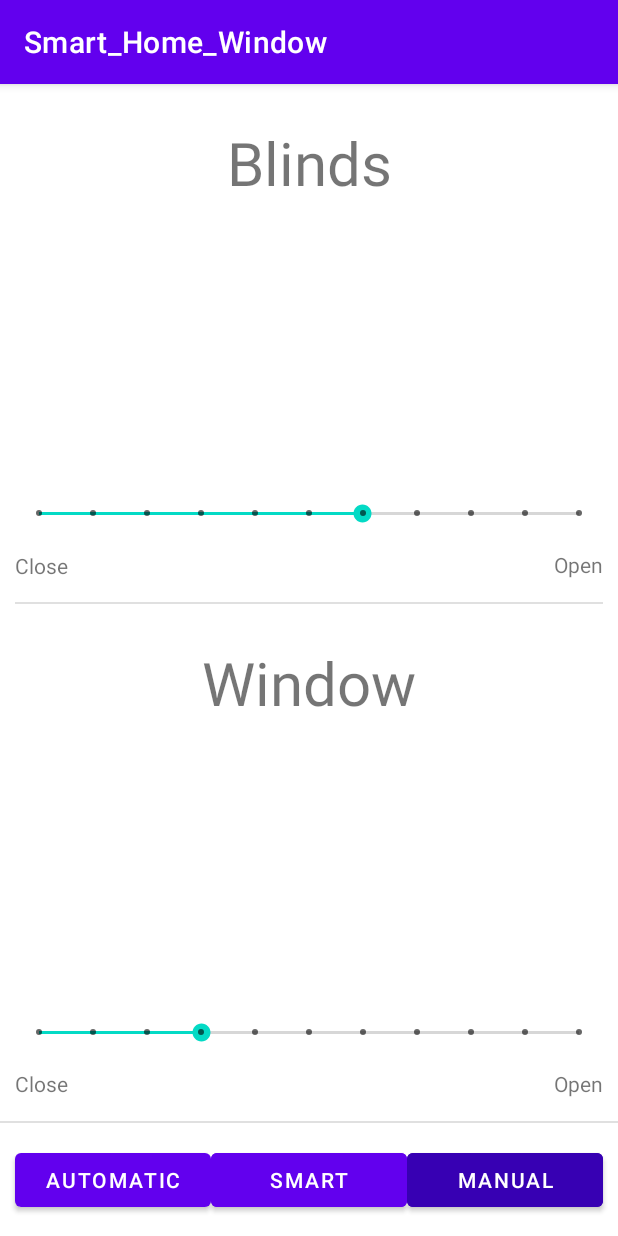
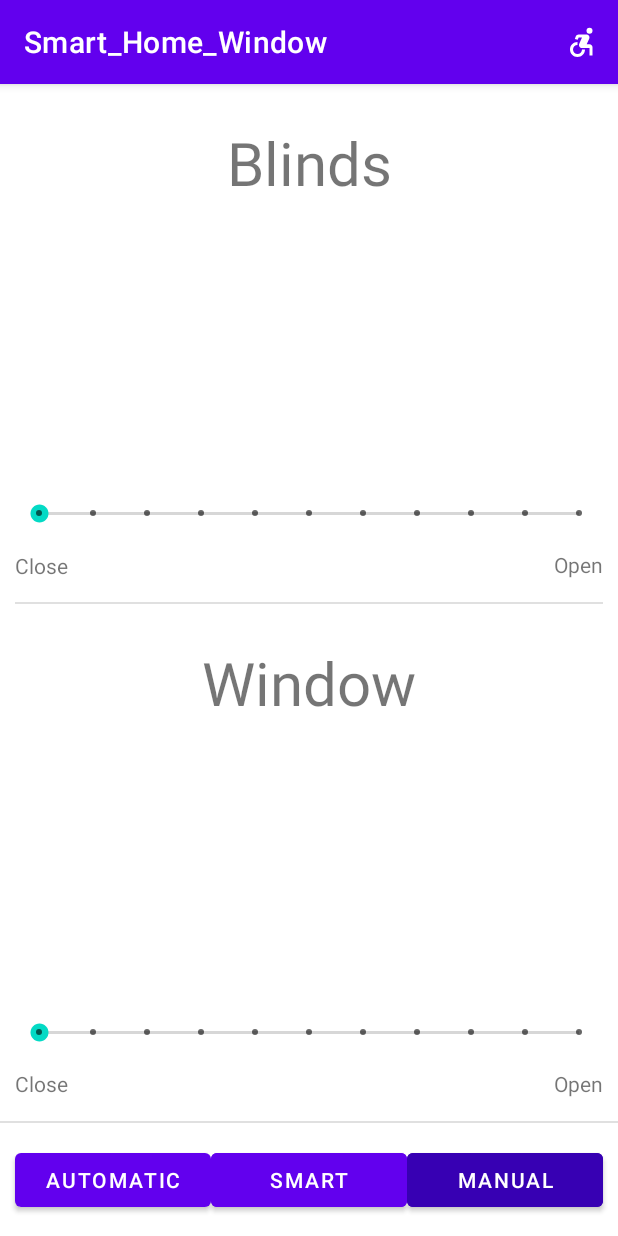
Before and after one commit to pahulmangat/Smart-Home-Window, an Android app: the screen it shows after launch (MainActivity before the commit, ManualMode after it), on a phone screen of 412 x 824 dp. Run offline under Robolectric (Android 15) with nearby library versions, the phone set to English and light mode, and no system bars.

Commit message:
Smart Mode

```diff
--- a/app/src/main/AndroidManifest.xml
+++ b/app/src/main/AndroidManifest.xml
@@ -10,7 +10,13 @@
         android:supportsRtl="true"
         android:theme="@style/Theme.Smart_Home_Window">
         <activity
-            android:name=".MainActivity"
+            android:name=".AutomaticMode"
+            android:exported="false" />
+        <activity
+            android:name=".SmartMode"
+            android:exported="false" />
+        <activity
+            android:name=".ManualMode"
             android:exported="true">
             <intent-filter>
                 <action android:name="android.intent.action.MAIN" />
--- a/app/src/main/java/com/example/smart_home_window/MainActivity.kt
+++ b/app/src/main/java/com/example/smart_home_window/ManualMode.kt
@@ -1,21 +1,53 @@
 package com.example.smart_home_window
 
+import android.content.Intent
 import androidx.appcompat.app.AppCompatActivity
 import android.os.Bundle
+import android.view.Menu
+import android.view.MenuItem
 import android.widget.SeekBar
 import android.widget.TextView
+import android.widget.Button
+import android.widget.Toast
 
-class MainActivity : AppCompatActivity() {
-    override fun onCreate(savedInstanceState: Bundle?) {
+
+class ManualMode : AppCompatActivity()
+{
+    override fun onCreateOptionsMenu(menu: Menu?): Boolean {
+        menuInflater.inflate(R.menu.preferences, menu)
+        return true
+    }
+
+    override fun onOptionsItemSelected(item: MenuItem): Boolean {
+        when (item.itemId) {
+            R.id.settings -> Toast.makeText(this, "Testing", Toast.LENGTH_SHORT).show()
+        }
+        return super.onOptionsItemSelected(item)
+    }
+
+    override fun onCreate(savedInstanceState: Bundle?)
+    {
         super.onCreate(savedInstanceState)
         setContentView(R.layout.manual_mode)
 
+        val smartButton = findViewById<Button>(R.id.smart_button_M)
+        val automaticButton = findViewById<Button>(R.id.automatic_button_M)
+
+        smartButton.setOnClickListener{
+            val intent = Intent(this, SmartMode::class.java)
+            startActivity(intent)
+        }
+        automaticButton.setOnClickListener{
+            val intent = Intent(this, AutomaticMode::class.java)
+            startActivity(intent)
+        }
+
         val blindsSeekBar = findViewById<SeekBar>(R.id.blinds_seekbar)
         val blindsVal = findViewById<TextView>(R.id.blinds_val)
-        var blindsLevel = 0
         val windowSeekBar = findViewById<SeekBar>(R.id.window_seekbar)
         val windowVal = findViewById<TextView>(R.id.window_val)
-        var windowLevel = 0
+        var blindsLevel: Int
+        var windowLevel: Int
         val percent = "%"
 
         blindsSeekBar.setOnSeekBarChangeListener(object : SeekBar.OnSeekBarChangeListener{
@@ -23,10 +55,8 @@ class MainActivity : AppCompatActivity() {
                 blindsLevel = progress*10
                 (blindsLevel.toString() + percent).also { blindsVal.text = it }
             }
-
             override fun onStartTrackingTouch(seekBar: SeekBar?) {
             }
-
             override fun onStopTrackingTouch(seekBar: SeekBar?) {
             }
         })
@@ -35,12 +65,11 @@ class MainActivity : AppCompatActivity() {
                 windowLevel = progress*10
                 (windowLevel.toString() + percent).also { windowVal.text = it }
             }
-
             override fun onStartTrackingTouch(seekBar: SeekBar?) {
             }
-
             override fun onStopTrackingTouch(seekBar: SeekBar?) {
             }
         })
+
     }
 }
--- /dev/null
+++ b/app/src/main/res/drawable/ic_icon.xml
@@ -0,0 +1,13 @@
+<vector xmlns:android="http://schemas.android.com/apk/res/android"
+    android:width="24dp"
+    android:height="24dp"
+    android:viewportWidth="24"
+    android:viewportHeight="24"
+    android:tint="?attr/colorControlNormal">
+  <path
+      android:fillColor="@android:color/white"
+      android:pathData="M17,4.54m-2,0a2,2 0,1 1,4 0a2,2 0,1 1,-4 0"/>
+  <path
+      android:fillColor="@android:color/white"
+      android:pathData="M14,17h-2c0,1.65 -1.35,3 -3,3s-3,-1.35 -3,-3 1.35,-3 3,-3v-2c-2.76,0 -5,2.24 -5,5s2.24,5 5,5 5,-2.24 5,-5zM17,13.5h-1.86l1.67,-3.67C17.42,8.5 16.44,7 14.96,7h-5.2c-0.81,0 -1.54,0.47 -1.87,1.2L7.22,10l1.92,0.53L9.79,9L12,9l-1.83,4.1c-0.6,1.33 0.39,2.9 1.85,2.9L17,16v5h2v-5.5c0,-1.1 -0.9,-2 -2,-2z"/>
+</vector>
--- a/app/src/main/res/layout/manual_mode.xml
+++ b/app/src/main/res/layout/manual_mode.xml
@@ -4,7 +4,7 @@
     xmlns:tools="http://schemas.android.com/tools"
     android:layout_width="match_parent"
     android:layout_height="match_parent"
-    tools:context=".MainActivity">
+    tools:context=".ManualMode">
 
     <TextView
         android:id="@+id/window_open"
@@ -92,31 +92,31 @@
         app:layout_constraintTop_toTopOf="parent" />
 
     <Button
-        android:id="@+id/automatic_button"
+        android:id="@+id/automatic_button_M"
         android:layout_width="0dp"
         android:layout_height="wrap_content"
         android:layout_marginStart="10dp"
         android:text="@string/automatic_button_text"
         app:layout_constraintBottom_toBottomOf="parent"
-        app:layout_constraintEnd_toStartOf="@+id/smart_button"
+        app:layout_constraintEnd_toStartOf="@+id/smart_button_M"
         app:layout_constraintStart_toStartOf="parent"
         app:layout_constraintTop_toBottomOf="@+id/bottom_divider"
         app:layout_constraintVertical_bias="0.518"
         tools:ignore="DuplicateClickableBoundsCheck" />
 
     <Button
-        android:id="@+id/smart_button"
+        android:id="@+id/smart_button_M"
         android:layout_width="0dp"
         android:layout_height="wrap_content"
         android:backgroundTint="@color/purple_500"
         android:text="@string/smart_button_text"
         app:layout_constraintBottom_toBottomOf="parent"
-        app:layout_constraintEnd_toStartOf="@+id/manual_button"
-        app:layout_constraintStart_toEndOf="@+id/automatic_button"
+        app:layout_constraintEnd_toStartOf="@+id/manual_button_M"
+        app:layout_constraintStart_toEndOf="@+id/automatic_button_M"
         app:layout_constraintTop_toBottomOf="@+id/bottom_divider" />
 
     <Button
-        android:id="@+id/manual_button"
+        android:id="@+id/manual_button_M"
         android:layout_width="0dp"
         android:layout_height="wrap_content"
         android:layout_marginEnd="10dp"
@@ -124,7 +124,7 @@
         android:text="@string/manual_button_text"
         app:layout_constraintBottom_toBottomOf="parent"
         app:layout_constraintEnd_toEndOf="parent"
-        app:layout_constraintStart_toEndOf="@+id/smart_button"
+        app:layout_constraintStart_toEndOf="@+id/smart_button_M"
         app:layout_constraintTop_toBottomOf="@+id/bottom_divider"
         app:layout_constraintVertical_bias="0.518" />
 
@@ -157,7 +157,7 @@
         android:layout_marginEnd="10dp"
         android:layout_marginBottom="50dp"
         android:max="10"
-        android:progress="6"
+        android:progress="0"
         app:layout_constraintBottom_toTopOf="@+id/middle_divider"
         app:layout_constraintEnd_toEndOf="parent"
         app:layout_constraintStart_toStartOf="parent" />
@@ -171,7 +171,7 @@
         android:layout_marginEnd="10dp"
         android:layout_marginBottom="50dp"
         android:max="10"
-        android:progress="3"
+        android:progress="0"
         app:layout_constraintBottom_toTopOf="@+id/bottom_divider"
         app:layout_constraintEnd_toEndOf="parent"
         app:layout_constraintStart_toStartOf="parent" />
--- /dev/null
+++ b/app/src/main/res/menu/preferences.xml
@@ -0,0 +1,9 @@
+<?xml version="1.0" encoding="utf-8"?>
+<menu xmlns:android="http://schemas.android.com/apk/res/android"
+    xmlns:app="http://schemas.android.com/apk/res-auto">
+
+    <item android:id="@+id/settings"
+        android:icon="@drawable/ic_icon"
+        android:title="Settings"
+        app:showAsAction="ifRoom" />
+</menu>
--- a/app/src/main/res/values/strings.xml
+++ b/app/src/main/res/values/strings.xml
@@ -7,4 +7,7 @@
     <string name="smart_button_text">Smart</string>
     <string name="close_text">Close</string>
     <string name="open_text">Open</string>
+    <string name="desired_temp_set_text">Set Desired Temperature</string>
+    <string name="enter_temp">Enter Temp (15-30°C)</string>
+    <string name="celsius">°C</string>
 </resources>
```
Also changed, not shown: app/src/main/java/com/example/smart_home_window/AutomaticMode.kt (added, +26 -0 lines), app/src/main/java/com/example/smart_home_window/SmartMode.kt (added, +67 -0 lines), app/src/main/res/layout/automatic_mode.xml (added, +55 -0 lines), app/src/main/res/layout/smart_mode.xml (added, +91 -0 lines), gradle.properties (+4 -4 lines).
